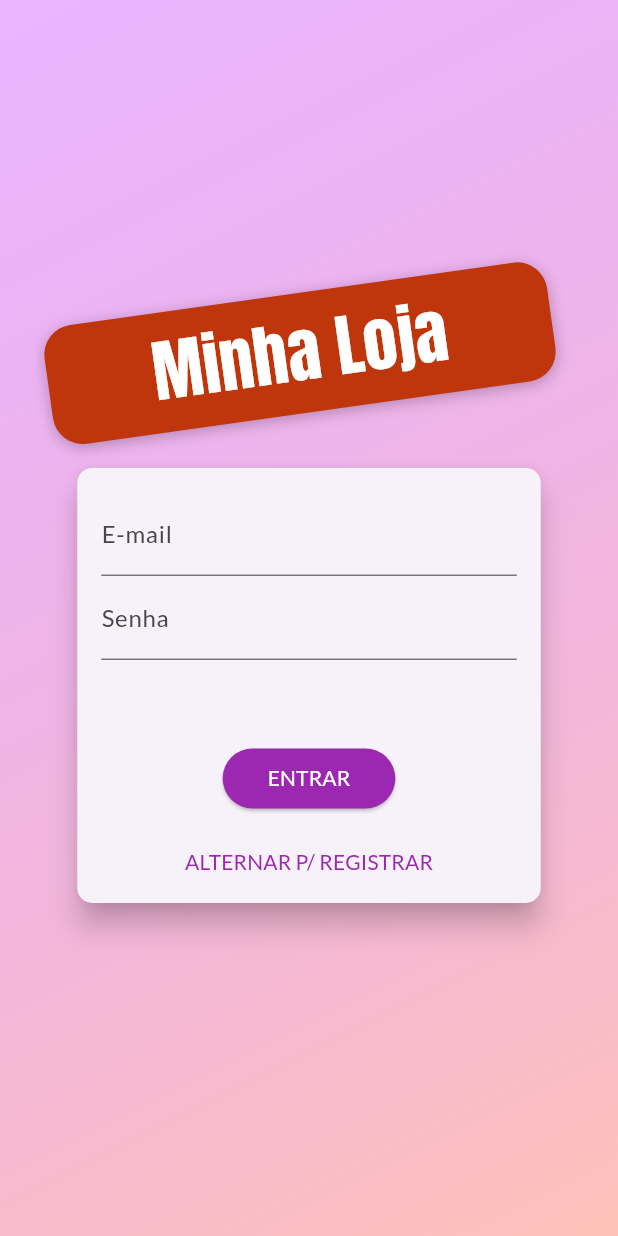
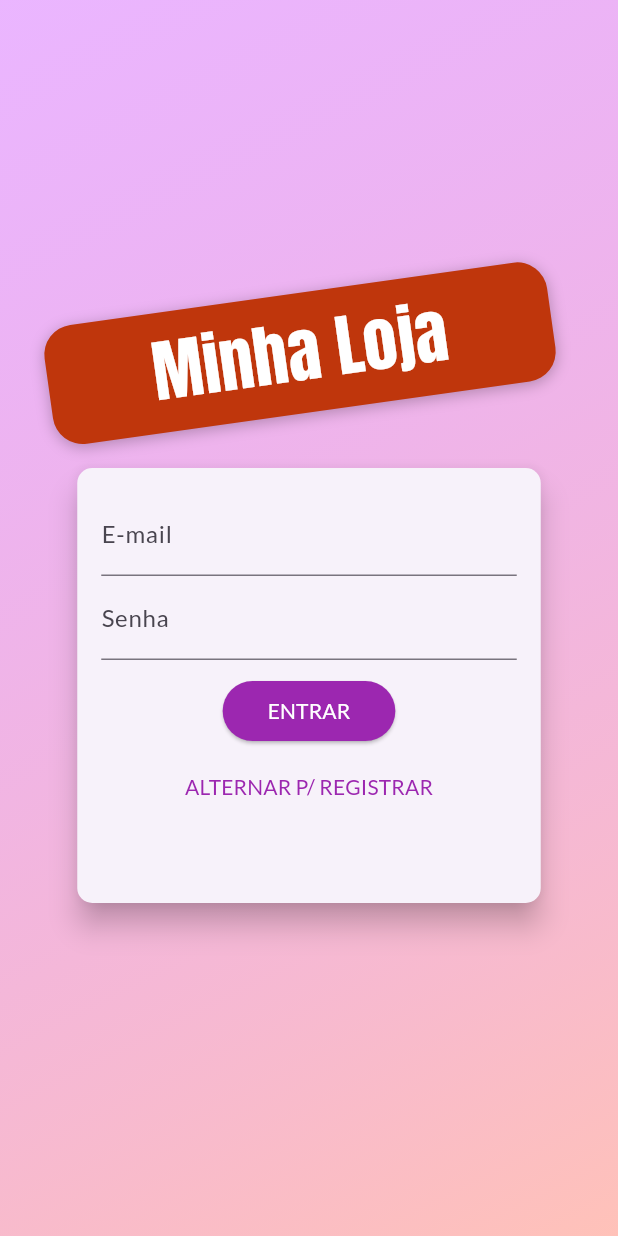
Before and after one commit to tiagors09/shop, a Flutter app: the screen it shows after launch, on a phone screen of 412 x 824 dp. Run offline on Flutter 3.47's test engine with Material 3 defaults, Android fonts, the phone set to English and light mode, and no system bars; our stand-ins replace shared_preferences.

Commit message:
fixed margin

```diff
--- a/lib/widgets/auth_card.dart
+++ b/lib/widgets/auth_card.dart
@@ -205,7 +205,7 @@ class _AuthCardState extends State<AuthCard>
                 ),
               ),
               Container(
-                margin: const EdgeInsets.only(top: 55, bottom: 8),
+                margin: const EdgeInsets.only(top: 10, bottom: 3),
                 child: _isLoading
                     ? const CircularProgressIndicator()
                     : ElevatedButton(
```
